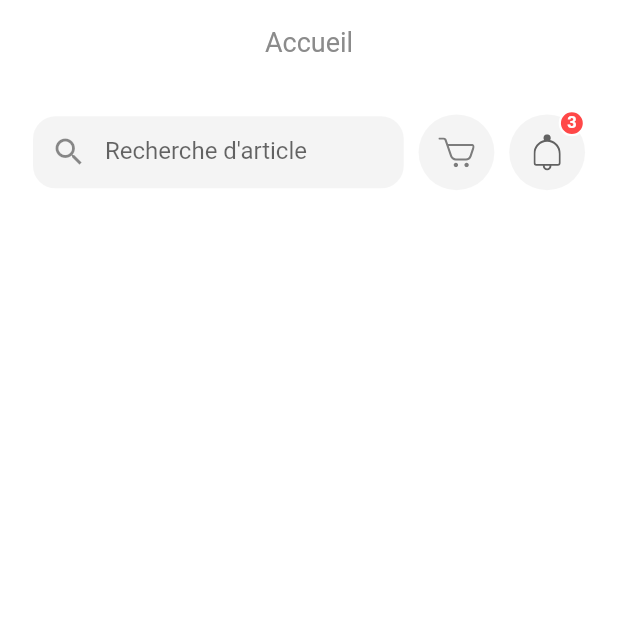
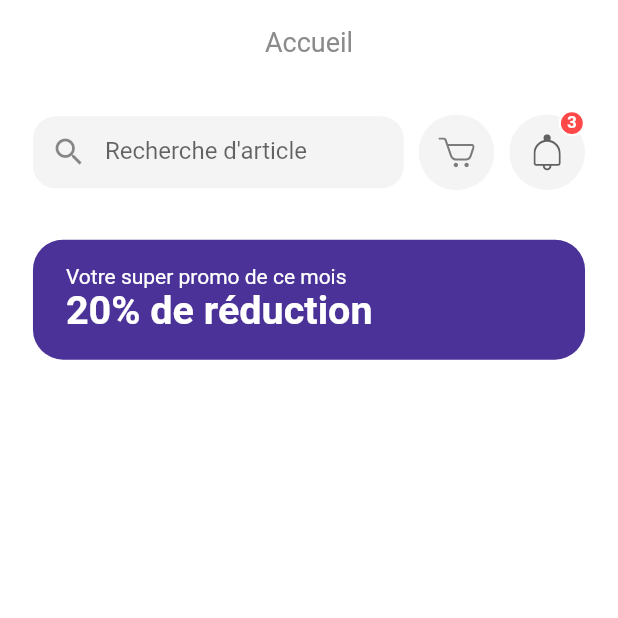
Before and after one commit to HKassogue/onlineshop_flutter, a Flutter app: the HomeScreen screen opened by its route, on a phone screen of 412 x 824 dp, the top half of it. Run offline on Flutter 3.47's test engine with Material 2 defaults, Android fonts, the phone set to English and light mode, and no system bars; our stand-ins replace flutter_svg; Roboto replaces fonts that are missing (Muli).

Commit message:
add of home screen discount banner

```diff
--- a/lib/screens/home/components/body.dart
+++ b/lib/screens/home/components/body.dart
@@ -2,6 +2,7 @@ import 'package:flutter/material.dart';
 
 import '../../../size_config.dart';
 import 'home_header.dart';
+import 'discount_banner.dart';
 
 class Body extends StatelessWidget {
   @override
@@ -13,6 +14,7 @@ class Body extends StatelessWidget {
             SizedBox(height: getProportionateScreenHeight(20)),
             HomeHeader(),
             SizedBox(height: getProportionateScreenWidth(10)),
+            DiscountBanner(),
           ],
         ),
       ),
--- /dev/null
+++ b/lib/screens/home/components/discount_banner.dart
@@ -0,0 +1,41 @@
+import 'package:flutter/material.dart';
+
+import '../../../size_config.dart';
+
+class DiscountBanner extends StatelessWidget {
+  const DiscountBanner({
+    Key? key,
+  }) : super(key: key);
+
+  @override
+  Widget build(BuildContext context) {
+    return Container(
+      // height: 90,
+      width: double.infinity,
+      margin: EdgeInsets.all(getProportionateScreenWidth(20)),
+      padding: EdgeInsets.symmetric(
+        horizontal: getProportionateScreenWidth(20),
+        vertical: getProportionateScreenWidth(15),
+      ),
+      decoration: BoxDecoration(
+        color: Color(0xFF4A3298),
+        borderRadius: BorderRadius.circular(20),
+      ),
+      child: Text.rich(
+        TextSpan(
+          style: TextStyle(color: Colors.white),
+          children: [
+            TextSpan(text: "Votre super promo de ce mois\n"),
+            TextSpan(
+              text: "20% de réduction",
+              style: TextStyle(
+                fontSize: getProportionateScreenWidth(24),
+                fontWeight: FontWeight.bold,
+              ),
+            ),
+          ],
+        ),
+      ),
+    );
+  }
+}
```
